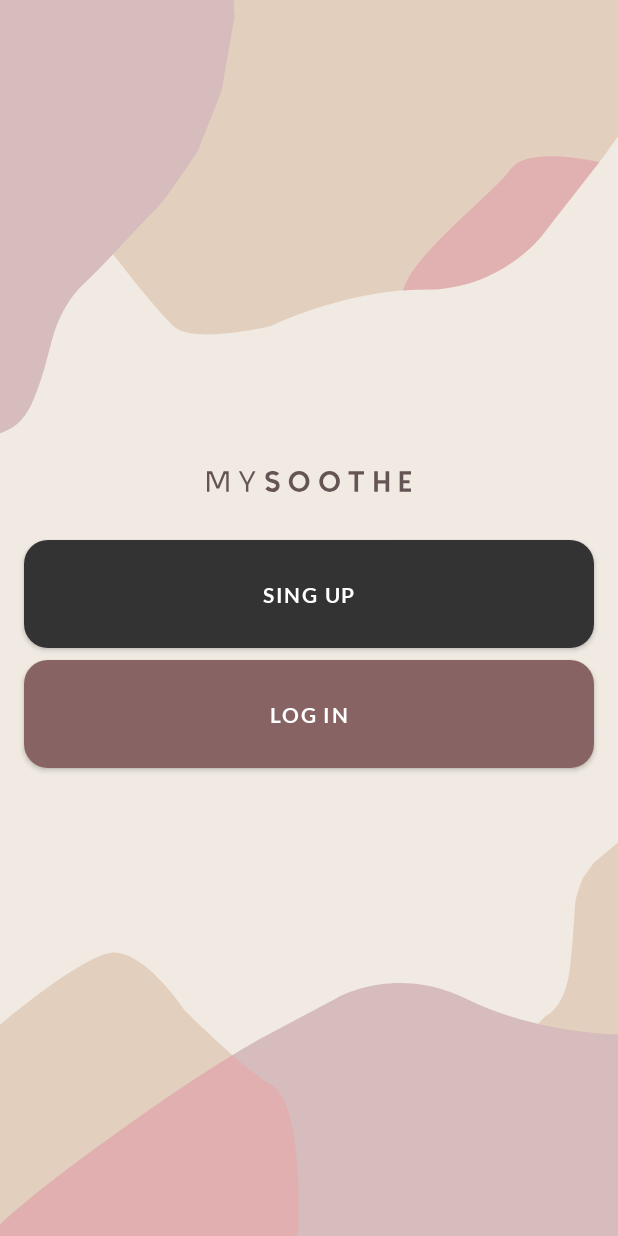
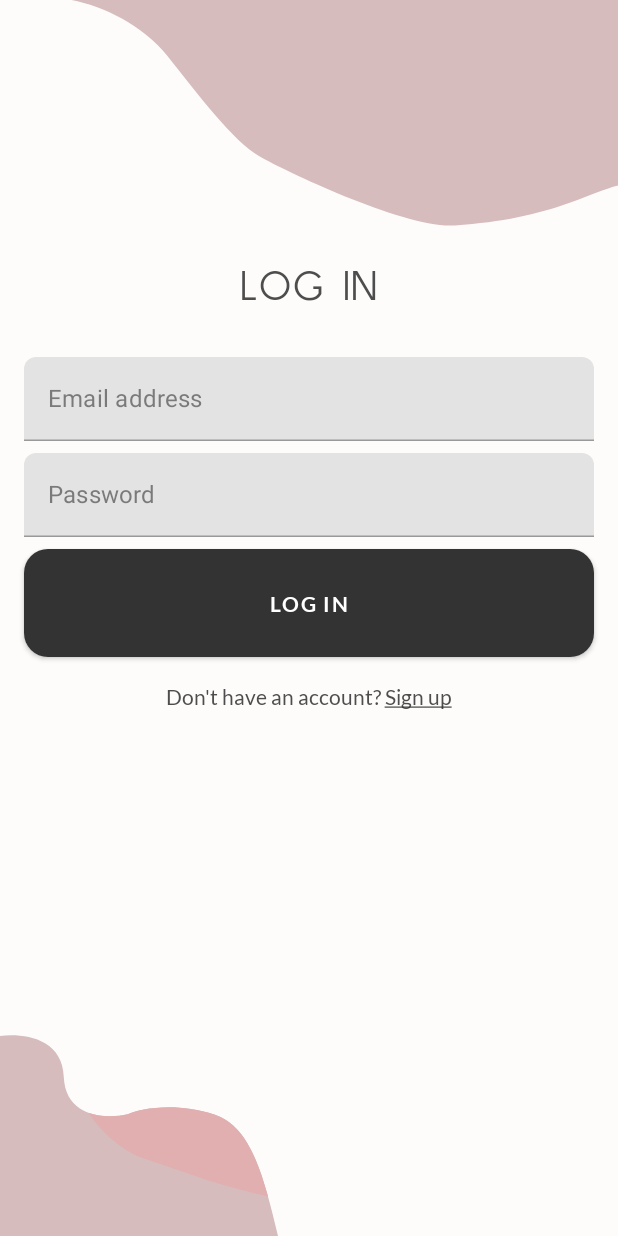
Before and after one commit to mouhsinandroid/MySoothe_Compose_UI, an Android app built with Jetpack Compose: the screen it shows after launch (MainActivity), on a phone screen of 412 x 824 dp. Run offline under Robolectric (Android 15) with nearby library versions, the phone set to English and light mode, and no system bars.

Commit message:
Implementing login screen.

```diff
--- /dev/null
+++ b/app/src/main/java/com/mouhsinbourqaiba/mysoothe_challenge/LoginScreen.kt
@@ -0,0 +1,119 @@
+package com.mouhsinbourqaiba.mysoothe_challenge
+
+import android.content.res.Configuration
+import androidx.compose.foundation.Image
+import androidx.compose.foundation.background
+import androidx.compose.foundation.layout.*
+import androidx.compose.material.MaterialTheme
+import androidx.compose.material.Surface
+import androidx.compose.material.Text
+import androidx.compose.runtime.Composable
+import androidx.compose.ui.Alignment
+import androidx.compose.ui.Modifier
+import androidx.compose.ui.layout.ContentScale
+import androidx.compose.ui.res.painterResource
+import androidx.compose.ui.text.SpanStyle
+import androidx.compose.ui.text.buildAnnotatedString
+import androidx.compose.ui.text.style.TextDecoration
+import androidx.compose.ui.text.withStyle
+import androidx.compose.ui.tooling.preview.Preview
+import androidx.compose.ui.unit.dp
+import com.mouhsinbourqaiba.mysoothe_challenge.ui.theme.MySootheChallengeTheme
+
+@Composable
+fun LoginScreen() {
+    Surface(
+        modifier = Modifier
+            .fillMaxSize()
+            .background(color = MaterialTheme.colors.background)
+    ) {
+        LoginBackground()
+
+        Column(
+            modifier = Modifier
+                .fillMaxSize()
+                .padding(horizontal = 16.dp),
+            horizontalAlignment = Alignment.CenterHorizontally
+        ) {
+            LoginHeader()
+
+            Spacer(modifier = Modifier.height(32.dp))
+
+            MySootheTextField(labelText = "Email address")
+
+            Spacer(modifier = Modifier.height(8.dp))
+
+            MySootheTextField(labelText = "Password")
+
+            Spacer(modifier = Modifier.height(8.dp))
+
+            MySootheButton(
+                onClick = { /*TODO*/ },
+                buttonText = "LOG IN"
+            )
+
+            SignUpLabel()
+
+        }
+    }
+}
+
+@Composable
+private fun SignUpLabel() {
+    val labelText = buildAnnotatedString {
+        append("Don't have an account? ")
+
+        withStyle(SpanStyle(textDecoration = TextDecoration.Underline)) {
+            append("Sign up")
+        }
+    }
+
+    Text(
+        text = labelText,
+        modifier = Modifier.paddingFromBaseline(32.dp)
+    )
+}
+
+@Composable
+private fun LoginHeader() {
+    Text(
+        text = "LOG IN",
+        style = MaterialTheme.typography.h1,
+        modifier = Modifier.paddingFromBaseline(200.dp)
+    )
+}
+
+@Composable
+private fun LoginBackground() {
+    val isLight = MaterialTheme.colors.isLight
+
+    val backgroundRes = if (isLight) {
+        R.drawable.ic_light_login
+    } else {
+        R.drawable.ic_dark_login
+    }
+
+    Image(
+        painter = painterResource(id = backgroundRes),
+        contentDescription = null,
+        modifier = Modifier.fillMaxSize(),
+        contentScale = ContentScale.FillBounds
+    )
+}
+
+@Preview(
+    name = "Night Mode",
+    uiMode = Configuration.UI_MODE_NIGHT_YES,
+)
+
+@Preview(
+    name = "Day Mode",
+    uiMode = Configuration.UI_MODE_NIGHT_NO,
+)
+
+@Composable
+private fun LoginScreenPreview() {
+    MySootheChallengeTheme {
+        LoginScreen()
+    }
+}
--- a/app/src/main/java/com/mouhsinbourqaiba/mysoothe_challenge/MainActivity.kt
+++ b/app/src/main/java/com/mouhsinbourqaiba/mysoothe_challenge/MainActivity.kt
@@ -15,7 +15,7 @@ class MainActivity : ComponentActivity() {
         super.onCreate(savedInstanceState)
         setContent {
             MySootheChallengeTheme {
-                WelcomeScreen()
+                LoginScreen()
             }
         }
     }
--- /dev/null
+++ b/app/src/main/java/com/mouhsinbourqaiba/mysoothe_challenge/MySootheTextField.kt
@@ -0,0 +1,23 @@
+package com.mouhsinbourqaiba.mysoothe_challenge
+
+import androidx.compose.foundation.layout.fillMaxHeight
+import androidx.compose.foundation.layout.fillMaxSize
+import androidx.compose.foundation.layout.fillMaxWidth
+import androidx.compose.material.Text
+import androidx.compose.material.TextField
+import androidx.compose.runtime.Composable
+import androidx.compose.ui.Modifier
+
+@Composable
+fun MySootheTextField(
+    labelText: String
+) {
+    TextField(
+        value = "",
+        onValueChange = {},
+        label = {
+            Text(text = labelText)
+        },
+        modifier = Modifier.fillMaxWidth()
+    )
+}
--- a/app/src/main/java/com/mouhsinbourqaiba/mysoothe_challenge/ui/theme/Shape.kt
+++ b/app/src/main/java/com/mouhsinbourqaiba/mysoothe_challenge/ui/theme/Shape.kt
@@ -5,7 +5,7 @@ import androidx.compose.material.Shapes
 import androidx.compose.ui.unit.dp
 
 val Shapes = Shapes(
-    small = RoundedCornerShape(4.dp),
+    small = RoundedCornerShape(8.dp),
     medium = RoundedCornerShape(16.dp),
     large = RoundedCornerShape(0.dp)
 )
```
